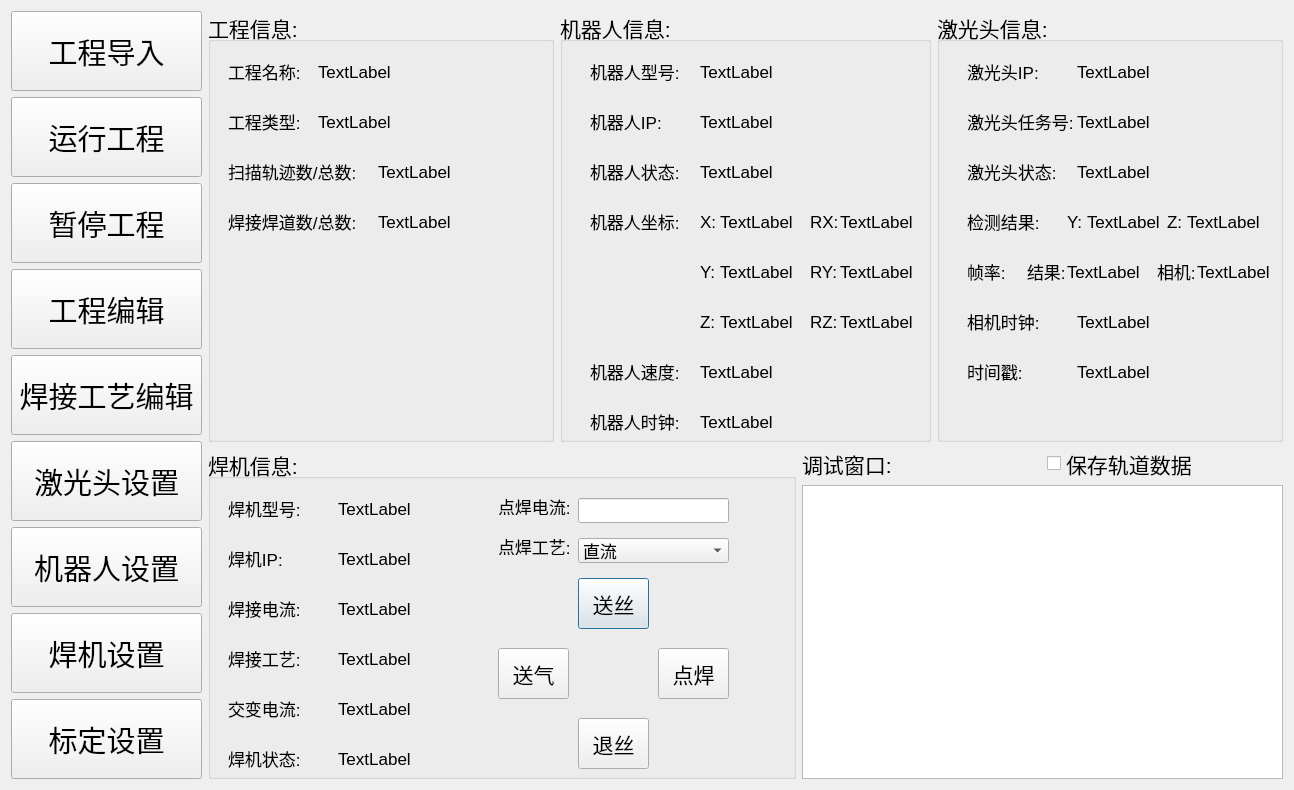
qubo188612/qtwelding, file qtweldingdlg.ui: the form before one commit.
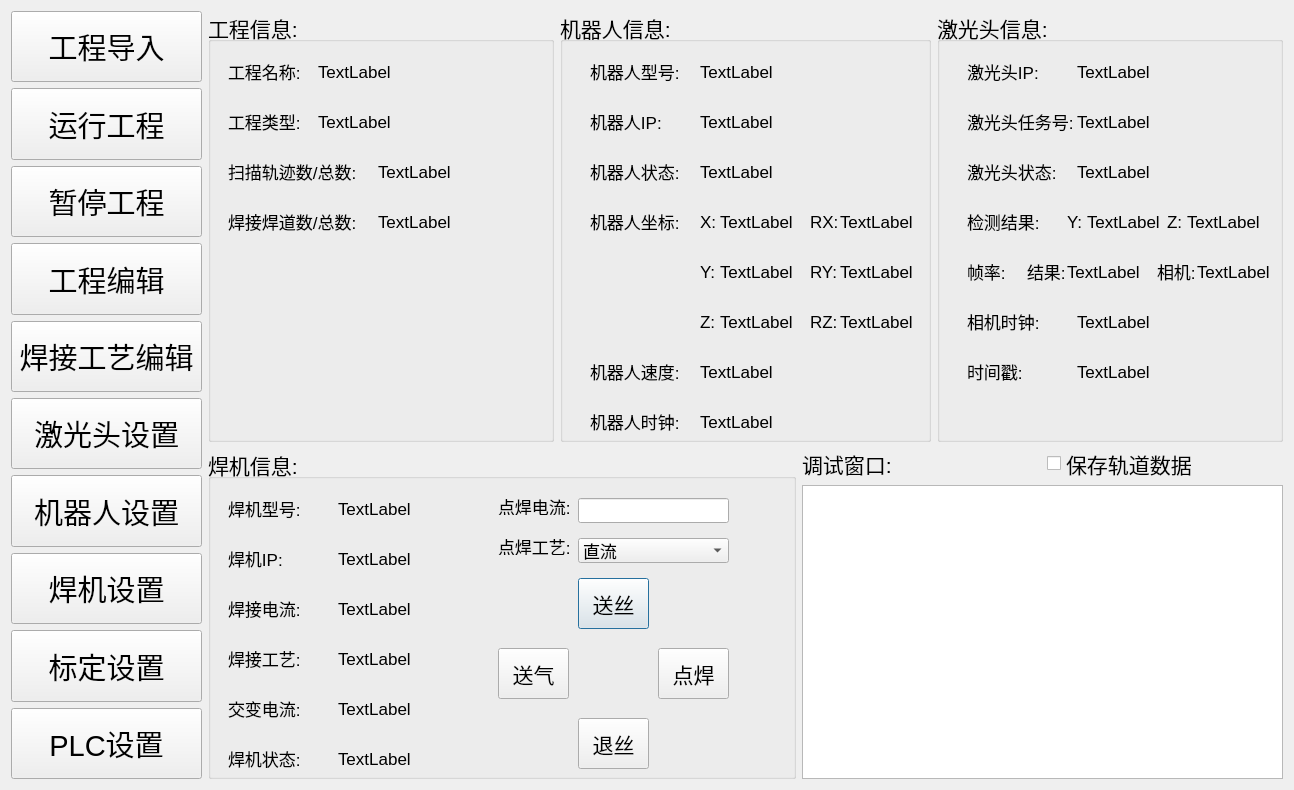
The form after the commit.

Patch:
```diff
--- a/qtweldingdlg.ui
+++ b/qtweldingdlg.ui
@@ -1719,6 +1719,30 @@
        </property>
       </widget>
      </item>
+     <item>
+      <widget class="QPushButton" name="setplcBtn">
+       <property name="minimumSize">
+        <size>
+         <width>171</width>
+         <height>51</height>
+        </size>
+       </property>
+       <property name="maximumSize">
+        <size>
+         <width>191</width>
+         <height>91</height>
+        </size>
+       </property>
+       <property name="font">
+        <font>
+         <pointsize>22</pointsize>
+        </font>
+       </property>
+       <property name="text">
+        <string>PLC设置</string>
+       </property>
+      </widget>
+     </item>
     </layout>
    </item>
   </layout>
```
